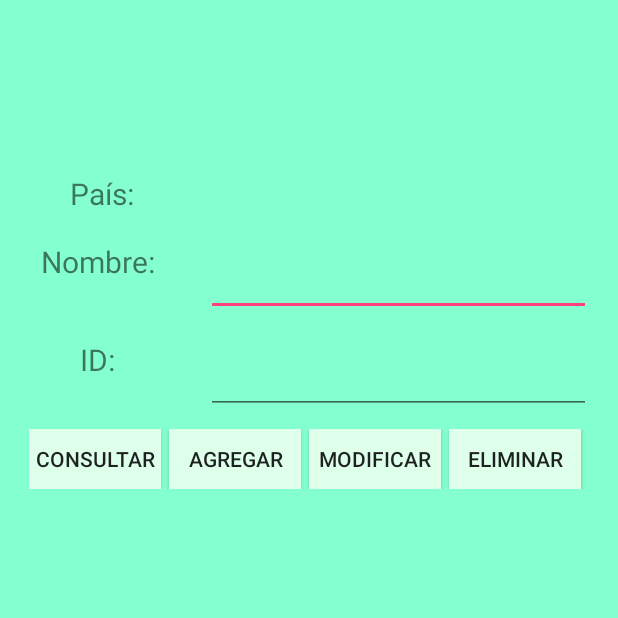
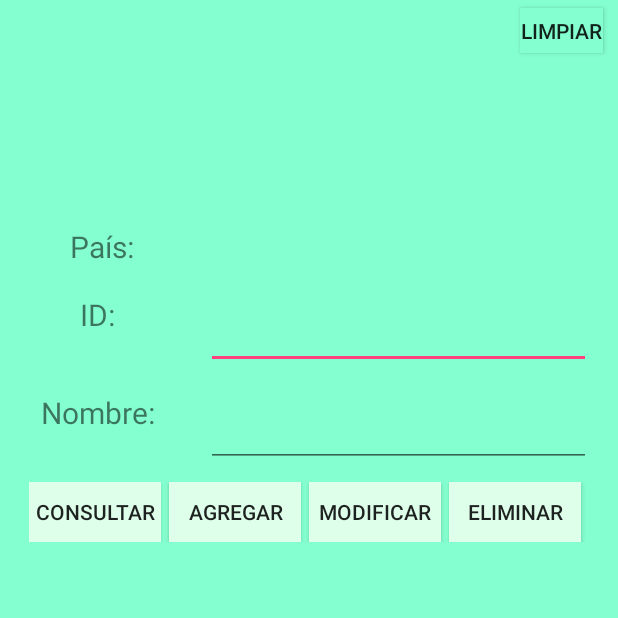
Before and after one commit to ClaudiaPC3/melifluo, an Android app: the admin_pais screen opened directly, with no data from a screen before it, on a phone screen of 412 x 824 dp, the top half of it. Run offline under Robolectric (Android 15) with nearby library versions, the phone set to English and light mode, and no system bars; our stand-ins replace Picasso, Volley; pictures from the network do not load.

Commit message:
CRUD pais s/proteccion s/confirmacion

```diff
--- a/app/src/main/res/layout/admin_pais.xml
+++ b/app/src/main/res/layout/admin_pais.xml
@@ -7,6 +7,17 @@
     android:background="#84FFCF"
 
     xmlns:android="http://schemas.android.com/apk/res/android">
+
+    <Button
+        android:layout_width="55dp"
+        android:layout_height="30dp"
+        android:layout_gravity="right"
+        android:layout_marginRight="10dp"
+        android:layout_marginTop="5dp"
+        android:background="#84FFCF"
+        android:text="limpiar"
+        android:id="@+id/pa_clean"/>
+
 
     <LinearLayout
 
@@ -30,6 +41,32 @@
             android:textAlignment="center"
             android:textSize="20dp" />
 
+        <LinearLayout
+            android:layout_width="match_parent"
+            android:layout_height="50dp"
+            android:orientation="horizontal"
+            android:layout_marginTop="15dp"
+            android:layout_marginRight="15dp"
+            android:layout_marginLeft="10dp" >
+
+
+            <TextView
+                android:id="@+id/pre-id"
+                android:layout_width="120dp"
+                android:layout_height="match_parent"
+                android:layout_gravity="left"
+                android:text="ID: "
+                android:textAlignment="center"
+                android:textSize="20dp"/>
+
+            <EditText
+                android:id="@+id/pa_id"
+                android:layout_width="match_parent"
+                android:layout_height="match_parent"
+                android:layout_gravity="left"
+                android:layout_marginLeft="10dp" />
+
+        </LinearLayout>
 
         <LinearLayout
             android:layout_width="match_parent"
@@ -49,34 +86,7 @@
                 android:textSize="20dp"/>
 
             <EditText
-                android:id="@+id/titulo"
-                android:layout_width="match_parent"
-                android:layout_height="match_parent"
-                android:layout_gravity="left"
-                android:layout_marginLeft="10dp" />
-
-        </LinearLayout>
-
-        <LinearLayout
-            android:layout_width="match_parent"
-            android:layout_height="50dp"
-            android:orientation="horizontal"
-            android:layout_marginTop="15dp"
-            android:layout_marginRight="15dp"
-            android:layout_marginLeft="10dp" >
-
-
-            <TextView
-                android:id="@+id/pre-id"
-                android:layout_width="120dp"
-                android:layout_height="match_parent"
-                android:layout_gravity="left"
-                android:text="ID: "
-                android:textAlignment="center"
-                android:textSize="20dp"/>
-
-            <EditText
-                android:id="@+id/id"
+                android:id="@+id/pa_name"
                 android:layout_width="match_parent"
                 android:layout_height="match_parent"
                 android:layout_gravity="left"
@@ -93,28 +103,28 @@
             android:layout_marginTop="10dp">
 
             <Button
-                android:id="@+id/consultar"
+                android:id="@+id/pa_consultar"
                 android:text="Consultar"
                 android:layout_width="wrap_content"
                 android:layout_height="40dp"
                 android:background="#DEFFEA"
                 android:layout_marginEnd="5dp"/>
             <Button
-                android:id="@+id/agregar"
+                android:id="@+id/pa_agregar"
                 android:text="agregar"
                 android:layout_width="wrap_content"
                 android:layout_height="40dp"
                 android:background="#DEFFEA"
                 android:layout_marginEnd="5dp"/>
             <Button
-                android:id="@+id/modificar"
+                android:id="@+id/pa_modificar"
                 android:text="modificar"
                 android:layout_width="wrap_content"
                 android:layout_height="40dp"
                 android:background="#DEFFEA"
                 android:layout_marginEnd="5dp"/>
             <Button
-                android:id="@+id/eliminar"
+                android:id="@+id/pa_eliminar"
                 android:text="eliminar"
                 android:layout_width="wrap_content"
                 android:layout_height="40dp"
```
Also changed, not shown: app/src/main/java/com/example/claudia/melifluo/admin_pais.java (+188 -0 lines), app/src/main/java/com/example/claudia/melifluo/admin_usuarios.java (+32 -0 lines), app/src/main/res/layout/admin_autores.xml (+9 -0 lines), app/src/main/res/layout/admin_categorias.xml (+9 -0 lines), app/src/main/res/layout/admin_editorial.xml (+8 -0 lines), app/src/main/res/layout/admin_encuadernado.xml (+8 -0 lines), app/src/main/res/layout/admin_libros.xml (+33 -8 lines), app/src/main/res/layout/admin_usuarios.xml (+17 -6 lines).
